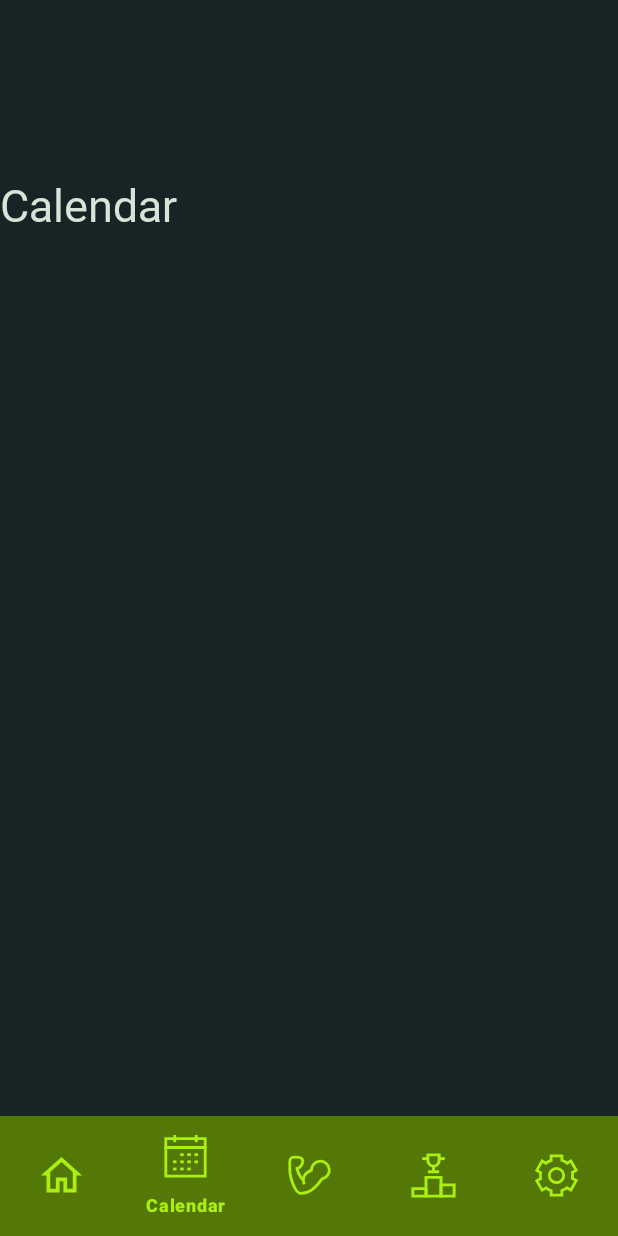
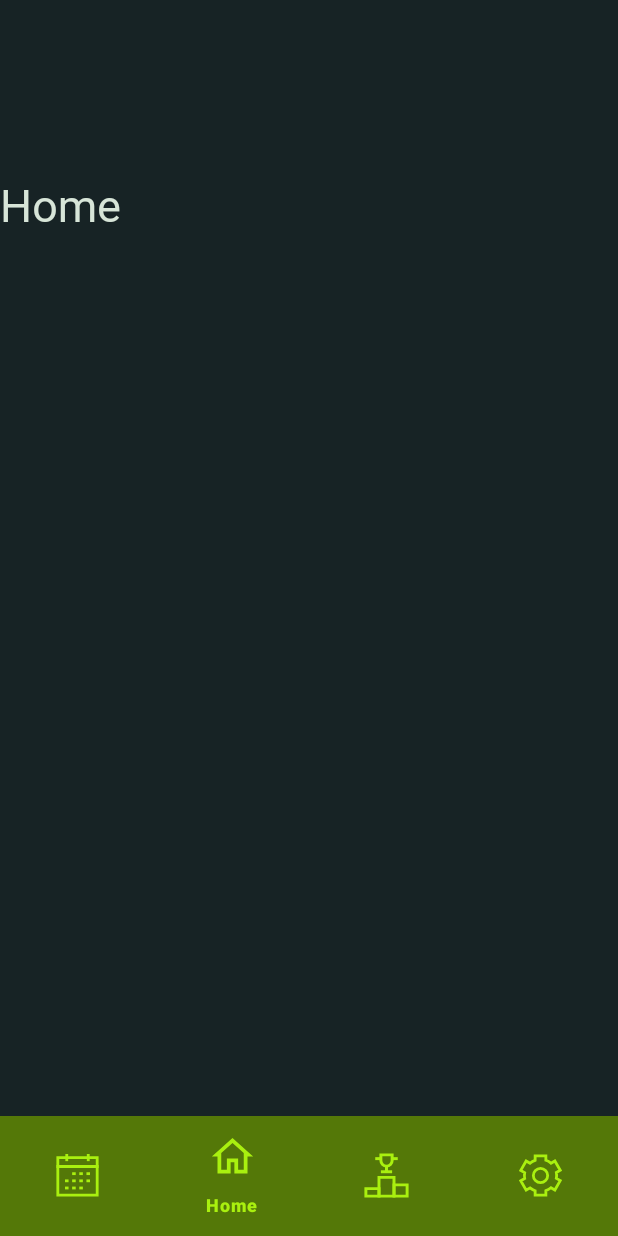
Before and after one commit to 1mpr1me/FinalProject, an Android app: the screen it shows after launch once a user with an empty profile is signed in (MainActivity), item 2 of the bottom bar chosen, on a phone screen of 412 x 824 dp. Run offline under Robolectric (Android 15) with nearby library versions, the phone set to English and light mode, and no system bars; our stand-ins replace Firebase (no records; nobody signed in at launch, a user with empty details on screens opened directly).

Commit message:
!added Exercises to practise after lessons!

```diff
--- a/app/build.gradle
+++ b/app/build.gradle
@@ -34,6 +34,8 @@ android {
 }
 
 dependencies {
+    implementation 'androidx.navigation:navigation-fragment-ktx:2.7.5'
+    implementation 'androidx.navigation:navigation-ui-ktx:2.7.5'
     implementation 'com.google.firebase:firebase-database:21.0.0'
     implementation libs.appcompat
     implementation libs.material
--- a/app/src/main/java/ru/myitschool/finalproject/CalendarFragment.java
+++ /dev/null
@@ -1,18 +0,0 @@
-package ru.myitschool.finalproject;
-
-import android.os.Bundle;
-
-import androidx.fragment.app.Fragment;
-
-import android.view.LayoutInflater;
-import android.view.View;
-import android.view.ViewGroup;
-
-public class CalendarFragment extends Fragment {
-    @Override
-    public View onCreateView(LayoutInflater inflater, ViewGroup container,
-                             Bundle savedInstanceState) {
-        // Inflate the layout for this fragment
-        return inflater.inflate(R.layout.fragment_calendar, container, false);
-    }
-}
--- a/app/src/main/res/layout/activity_main.xml
+++ b/app/src/main/res/layout/activity_main.xml
@@ -9,7 +9,7 @@
     tools:context=".MainActivity">
 
     <androidx.fragment.app.FragmentContainerView
-        android:id="@+id/fragmentContainerView"
+        android:id="@+id/fragment_container"
         android:name="ru.myitschool.finalproject.HomeFragment"
         android:layout_width="match_parent"
         android:layout_height="628dp"
--- a/app/src/main/res/layout/fragment_calendar.xml
+++ /dev/null
@@ -1,20 +0,0 @@
-<?xml version="1.0" encoding="utf-8"?>
-<FrameLayout xmlns:android="http://schemas.android.com/apk/res/android"
-    xmlns:tools="http://schemas.android.com/tools"
-    android:layout_width="match_parent"
-    android:layout_height="match_parent"
-    tools:context=".CalendarFragment"
-    android:background="@color/light_cream"
-    android:layout_gravity="center">
-
-    <!-- TODO: Update blank fragment layout -->
-
-    <TextView
-        android:id="@+id/textView2"
-        android:layout_width="243dp"
-        android:layout_height="59dp"
-        android:fontFamily="@font/coda"
-        android:text="Calendar"
-        android:textColor="@color/charcoal"
-        android:textSize="30sp" />
-</FrameLayout>
--- a/app/src/main/res/menu/bottom_nav_menu.xml
+++ b/app/src/main/res/menu/bottom_nav_menu.xml
@@ -1,17 +1,14 @@
 <?xml version="1.0" encoding="utf-8"?>
 <menu xmlns:android="http://schemas.android.com/apk/res/android">
+
+    <item
+        android:id="@+id/nav_lessons"
+        android:icon="@drawable/calendar"
+        android:title="Lessons" />
     <item
         android:id="@+id/nav_home"
         android:icon="@drawable/home_icon"
         android:title="Home" />
-    <item
-        android:id="@+id/nav_calendar"
-        android:icon="@drawable/calendar"
-        android:title="Calendar" />
-    <item
-        android:id="@+id/nav_start"
-        android:icon="@drawable/start"
-        android:title="Start" />
     <item
         android:id="@+id/nav_progress"
         android:icon="@drawable/progress"
```
Also changed, not shown: app/src/main/java/Exercise.java (added, +18 -0 lines), app/src/main/java/ru/myitschool/finalproject/ExerciseAdapter.java (added, +54 -0 lines), app/src/main/java/ru/myitschool/finalproject/MainActivity.java (+5 -8 lines), app/src/main/java/ru/myitschool/finalproject/PractiseFragment.java (added, +42 -0 lines), app/src/main/res/layout/item_exercise.xml (added, +35 -0 lines).
